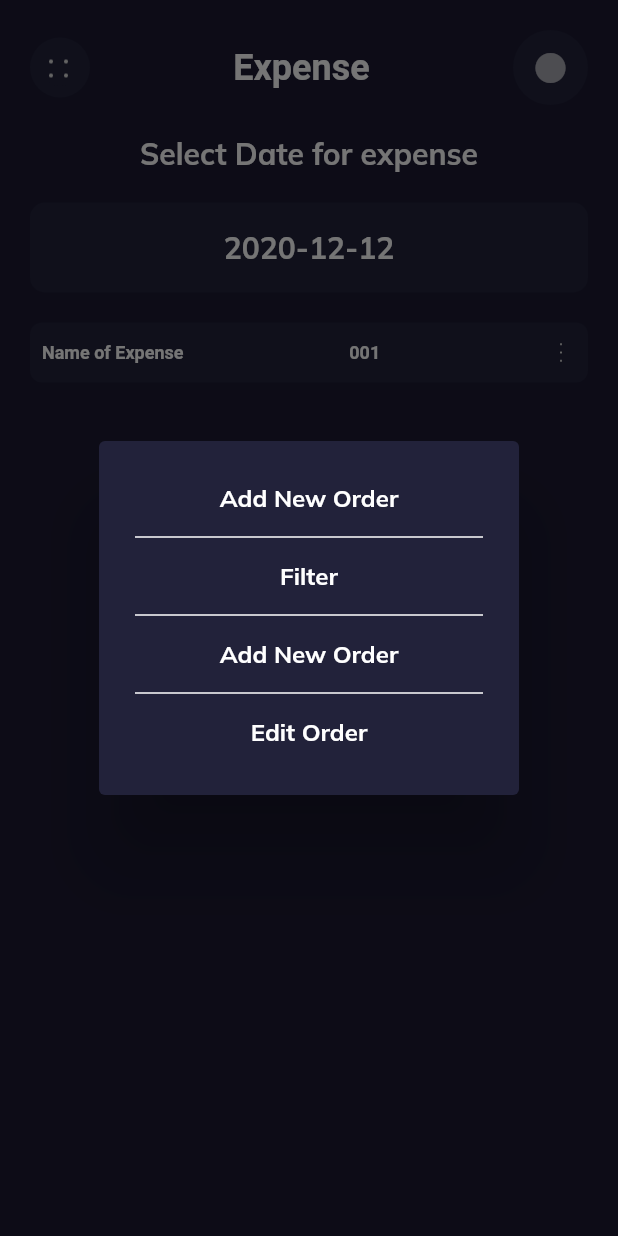
After one commit to raduansm/JKmart, a Flutter app: the ExpenseScreen screen opened directly, after a tap on the "circle" icon, on a phone screen of 412 x 824 dp. The commit adds this screen. Run offline on Flutter 3.47's test engine with Material 2 defaults, Android fonts, the phone set to English and light mode, and no system bars; our stand-ins replace chopper, equatable, fl_chart, get, get_it, getwidget and 4 more; accounts and stored records are empty; generated files the repository leaves out were written again; project files that could hold a hidden picture were left out.

Commit message:
new ord & exp

```diff
--- /dev/null
+++ b/lib/controllers/expense_controller.dart
@@ -0,0 +1,3 @@
+import 'package:get/get.dart';
+
+class ExpenseController extends GetxController {}
--- /dev/null
+++ b/lib/controllers/order_management _controller.dart
@@ -0,0 +1,6 @@
+import 'package:flutter/material.dart';
+import 'package:get/get.dart';
+
+class OrderManagementController extends GetxController {
+  final formKey = GlobalKey<FormState>();
+}
--- /dev/null
+++ b/lib/screens/expense/pages/expense.dart
@@ -0,0 +1,255 @@
+import 'package:flutter/material.dart';
+import 'package:get/get.dart';
+import 'package:jkmart/controllers/expense_controller.dart';
+import 'package:jkmart/core/utils/colors.dart';
+
+class ExpenseScreen extends GetView<ExpenseController> {
+  const ExpenseScreen({Key? key}) : super(key: key);
+
+  @override
+  Widget build(BuildContext context) {
+    return SafeArea(
+      child: Scaffold(
+          backgroundColor: CustomColor.primaryColor,
+          body: ListView(
+            padding: const EdgeInsets.symmetric(horizontal: 20),
+            children: [
+              const SizedBox(height: 20),
+              Row(
+                mainAxisAlignment: MainAxisAlignment.spaceBetween,
+                children: [
+                  GestureDetector(
+                    onTap: () => Get.back(),
+                    child: CircleAvatar(
+                      radius: 20,
+                      backgroundColor: CustomColor.secondaryColor,
+                      child: Image.asset('assets/images/666.png', scale: 1.5),
+                    ),
+                  ),
+                  const Text(
+                    'Expense',
+                    style: TextStyle(
+                      color: Colors.white,
+                      fontSize: 24,
+                      fontWeight: FontWeight.bold,
+                    ),
+                  ),
+                  GestureDetector(
+                    onTap: () {
+                      showDialog(
+                          context: context,
+                          builder: (BuildContext context) {
+                            return AlertDialog(
+                              backgroundColor: CustomColor.secondaryColor,
+                              content: Stack(
+                                children: <Widget>[
+                                  Positioned(
+                                    right: -40.0,
+                                    top: -40.0,
+                                    child: InkResponse(
+                                      onTap: () {
+                                        Navigator.of(context).pop();
+                                      },
+                                      child: const CircleAvatar(
+                                        child: Icon(Icons.close),
+                                        backgroundColor: Colors.red,
+                                      ),
+                                    ),
+                                  ),
+                                  Form(
+                                    child: Column(
+                                      mainAxisSize: MainAxisSize.min,
+                                      children: const [
+                                        Padding(
+                                          padding: const EdgeInsets.all(8.0),
+                                          child: Text(
+                                            "Add New Order",
+                                            style: TextStyle(
+                                                color: Colors.white,
+                                                fontSize: 16,
+                                                fontWeight: FontWeight.bold),
+                                          ),
+                                        ),
+                                        Divider(
+                                          color: Colors.white,
+                                          thickness: 1,
+                                        ),
+                                        Padding(
+                                          padding: const EdgeInsets.all(8.0),
+                                          child: Text(
+                                            "Filter",
+                                            style: TextStyle(
+                                                color: Colors.white,
+                                                fontSize: 16,
+                                                fontWeight: FontWeight.bold),
+                                          ),
+                                        ),
+                                        Divider(
+                                          color: Colors.white,
+                                          thickness: 1,
+                                        ),
+                                        Padding(
+                                          padding: const EdgeInsets.all(8.0),
+                                          child: Text(
+                                            "Add New Order",
+                                            style: TextStyle(
+                                                color: Colors.white,
+                                                fontSize: 16,
+                                                fontWeight: FontWeight.bold),
+                                          ),
+                                        ),
+                                        Divider(
+                                          color: Colors.white,
+                                          thickness: 1,
+                                        ),
+                                        Padding(
+                                          padding: const EdgeInsets.all(8.0),
+                                          child: Text(
+                                            "Edit Order",
+                                            style: TextStyle(
+                                                color: Colors.white,
+                                                fontSize: 16,
+                                                fontWeight: FontWeight.bold),
+                                          ),
+                                        ),
+                                      ],
+                                    ),
+                                  ),
+                                ],
+                              ),
+                            );
+                          });
+                    },
+                    child: const CircleAvatar(
+                      radius: 25,
+                      backgroundColor: CustomColor.secondaryColor,
+                      child: Icon(
+                        Icons.circle_sharp,
+                        color: Colors.white60,
+                      ),
+                    ),
+                  ),
+                ],
+              ),
+              const SizedBox(height: 20),
+              Center(
+                child: Text("Select Date for expense",
+                    style: Get.textTheme.headline4!
+                        .copyWith(color: CustomColor.white)),
+              ),
+              const SizedBox(height: 20),
+              Container(
+                height: 60,
+                width: 60,
+                decoration: BoxDecoration(
+                  color: CustomColor.secondaryColor,
+                  borderRadius: BorderRadius.circular(10),
+                ),
+                child: Center(
+                  child: Text("2020-12-12",
+                      style: Get.textTheme.headline4!
+                          .copyWith(color: CustomColor.white)),
+                ),
+              ),
+              const SizedBox(height: 20),
+              Container(
+                height: 40,
+                decoration: BoxDecoration(
+                  color: CustomColor.secondaryColor,
+                  borderRadius: BorderRadius.circular(8),
+                ),
+                child: Padding(
+                  padding: const EdgeInsets.all(8.0),
+                  child: Row(
+                    mainAxisAlignment: MainAxisAlignment.spaceBetween,
+                    children: [
+                      const Text(
+                        "Name of Expense",
+                        style: TextStyle(
+                          color: Colors.white,
+                          fontSize: 12,
+                          fontWeight: FontWeight.bold,
+                        ),
+                      ),
+                      const Text(
+                        "001",
+                        style: TextStyle(
+                          color: Colors.white,
+                          fontSize: 12,
+                          fontWeight: FontWeight.bold,
+                        ),
+                      ),
+                      GestureDetector(
+                        onTap: () {
+                          showDialog(
+                            context: context,
+                            builder: (BuildContext context) {
+                              return AlertDialog(
+                                backgroundColor: CustomColor.secondaryColor,
+                                content: Stack(
+                                  children: <Widget>[
+                                    Positioned(
+                                      right: -40.0,
+                                      top: -40.0,
+                                      child: InkResponse(
+                                        onTap: () {
+                                          Navigator.of(context).pop();
+                                        },
+                                        child: const CircleAvatar(
+                                          child: Icon(Icons.close),
+                                          backgroundColor: Colors.red,
+                                        ),
+                                      ),
+                                    ),
+                                    Form(
+                                      child: Column(
+                                        mainAxisSize: MainAxisSize.min,
+                                        children: const [
+                                          Padding(
+                                            padding: const EdgeInsets.all(8.0),
+                                            child: Text(
+                                              "Details",
+                                              style: TextStyle(
+                                                  color: Colors.white,
+                                                  fontSize: 16,
+                                                  fontWeight: FontWeight.bold),
+                                            ),
+                                          ),
+                                          Divider(
+                                            color: Colors.white,
+                                            thickness: 1,
+                                          ),
+                                          Padding(
+                                            padding: const EdgeInsets.all(8.0),
+                                            child: Text(
+                                              "Edit",
+                                              style: TextStyle(
+                                                  color: Colors.white,
+                                                  fontSize: 16,
+                                                  fontWeight: FontWeight.bold),
+                                            ),
+                                          ),
+                                        ],
+                                      ),
+                                    ),
+                                  ],
+                                ),
+                              );
+                            },
+                          );
+                        },
+                        child: Container(
+                            height: 20,
+                            width: 20,
+                            child:
+                                Image.asset('assets/images/665.png', scale: 2)),
+                      ),
+                    ],
+                  ),
+                ),
+              ),
+            ],
+          )),
+    );
+  }
+}
```
Also changed, not shown: lib/screens/home/pages/home_screen.dart (+32 -12 lines), lib/screens/home/widgets/appdrawer.dart (+10 -4 lines), lib/screens/order_management/pages/order_management.dart (added, +282 -0 lines), assets/images/665.png (added), assets/images/666.png (added).
